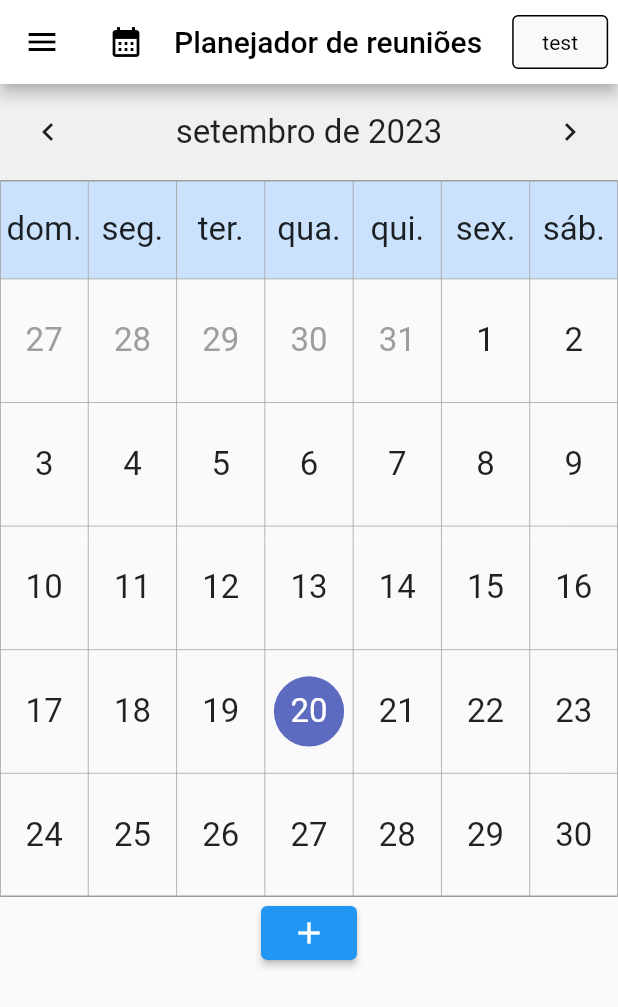
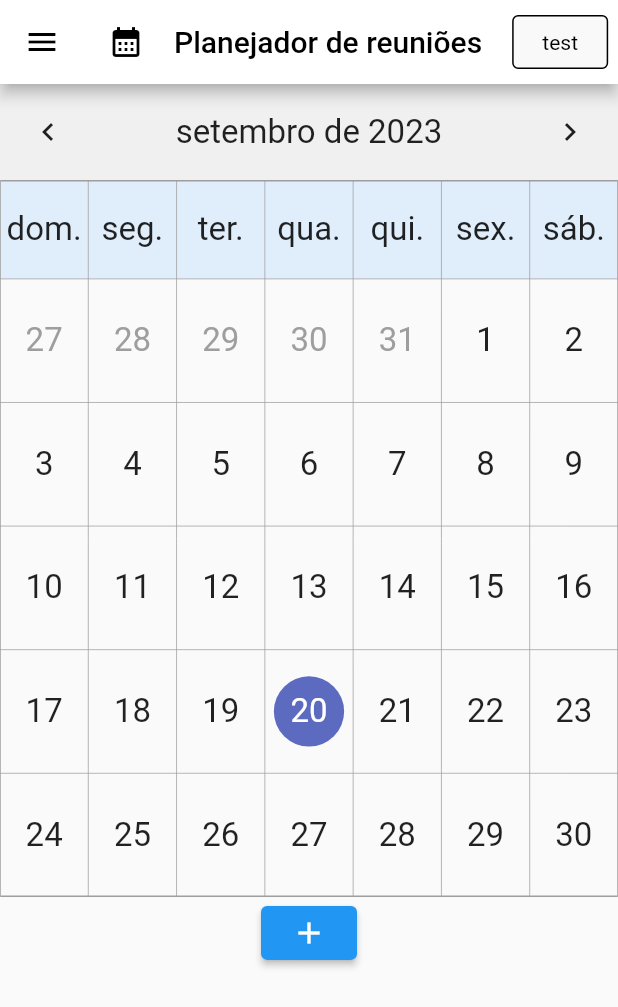
Before and after one commit to brunoalksouza/room_meet_scheduler_flutter, a Flutter app: the screen it shows after launch, on a phone screen of 412 x 824 dp. Shown: the top 1007 px of the screen. Run offline on Flutter 3.47's test engine with Material 2 defaults, Android fonts, the phone set to English and light mode, and no system bars; drawn by our look-alikes of table_calendar.

Commit message:
[FIX] some unusefull lines

```diff
--- a/lib/widgets/alert_dialog_scheduler.dart
+++ b/lib/widgets/alert_dialog_scheduler.dart
@@ -3,18 +3,18 @@ import 'package:room_meet_scheduler_flutter/models/event.dart';
 import 'package:room_meet_scheduler_flutter/widgets/dropdown_hour_range.dart';
 
 class AlertDialogScheduler extends StatelessWidget {
-  final TextEditingController descriptionController;
-  final TextEditingController titleController;
   final DateTime selectedDate;
   final List<Event> events;
 
-  const AlertDialogScheduler({
+  AlertDialogScheduler({
     super.key,
-    required this.descriptionController,
-    required this.titleController,
     required this.selectedDate,
     required this.events,
   });
+
+  final TextEditingController titleController = TextEditingController();
+  final TextEditingController descriptionController = TextEditingController();
+
 
   @override
   Widget build(BuildContext context) {
--- a/lib/widgets/calendar.dart
+++ b/lib/widgets/calendar.dart
@@ -16,11 +16,10 @@ class Calendar extends StatefulWidget {
 
 class _CalendarState extends State<Calendar> {
   DateTime todayDate = DateTime.now();
+  DateTime selectedDate = DateTime.now();
 
   final CalendarFormat _calendarFormat = CalendarFormat.month;
 
-  final TextEditingController _titleController = TextEditingController();
-  final TextEditingController _descriptionController = TextEditingController();
   List<Event> events = [];
 
   @override
@@ -67,13 +66,14 @@ class _CalendarState extends State<Calendar> {
                   if (selectedDay.weekday != DateTime.saturday &&
                       selectedDay.weekday != DateTime.sunday) {
                     todayDate = selectedDay;
+                    selectedDate = selectedDay;
                   }
                 },
               );
             },
             daysOfWeekStyle: const DaysOfWeekStyle(
               decoration:
-                  BoxDecoration(color: Color.fromARGB(112, 141, 196, 255)),
+                  BoxDecoration(color: Color.fromARGB(61, 141, 196, 255)),
               weekdayStyle:
                   TextStyle(fontSize: 22), // Estilo dos dias da semana
               weekendStyle:
@@ -87,9 +87,7 @@ class _CalendarState extends State<Calendar> {
           ),
         ),
         AlertDialogScheduler(
-          descriptionController: _descriptionController,
-          titleController: _titleController,
-          selectedDate: todayDate,
+          selectedDate: selectedDate,
           events: events,
         ),
       ],
--- a/lib/widgets/dropdown_hour_range.dart
+++ b/lib/widgets/dropdown_hour_range.dart
@@ -54,7 +54,7 @@ class _DropdownSelectHourRangeState extends State<DropdownSelectHourRange> {
           items: hours,
           onChanged: (value) {
             setState(() {
-              start = value; // Update the start time
+              start = value;
             });
           },
         ),
@@ -64,7 +64,7 @@ class _DropdownSelectHourRangeState extends State<DropdownSelectHourRange> {
           items: hours,
           onChanged: (value) {
             setState(() {
-              end = value; // Update the end time
+              end = value;
             });
           },
         ),
```
